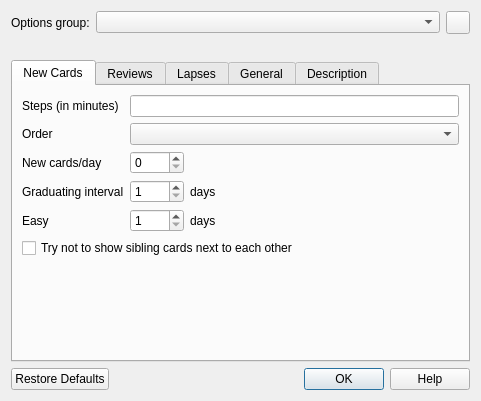
This is designer/dconf.ui in ankitects/anki as Qt 5 draws it before an edit. The edited form follows.
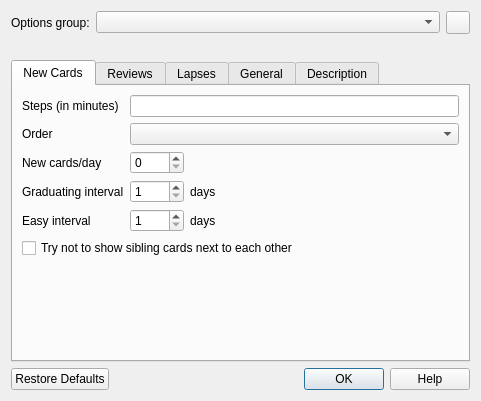
This is the edited form. Icons and pictures are not drawn.

Commit message: 'easy'->'easy interval'

```diff
--- a/designer/dconf.ui
+++ b/designer/dconf.ui
@@ -162,7 +162,7 @@
          <item row="4" column="0">
           <widget class="QLabel" name="label_5">
            <property name="text">
-            <string>Easy</string>
+            <string>Easy interval</string>
            </property>
           </widget>
          </item>
```
